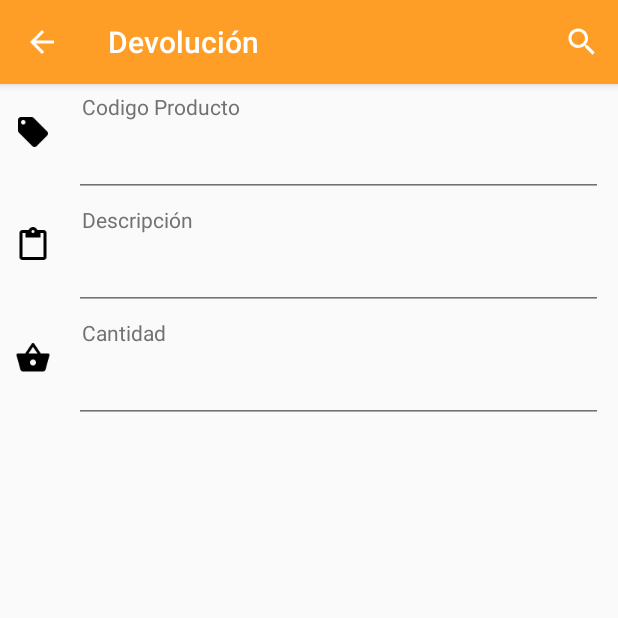
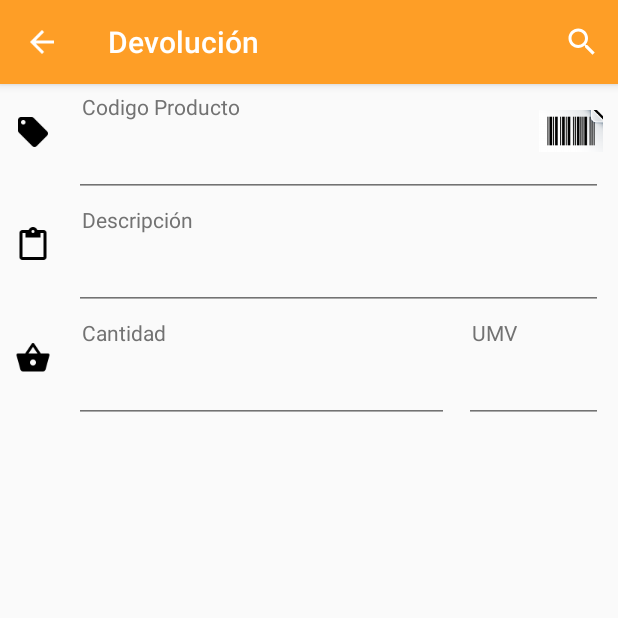
Before and after one commit to vicchiam/Devoluciones, an Android app: the DevolucionActivity screen opened directly, with no data from a screen before it, after a tap on "NUEVA LINEA", on a phone screen of 412 x 824 dp, the top half of it. Run offline under Robolectric (Android 15) with nearby library versions, the phone set to English and light mode, and no system bars; libraries missing offline, so code that uses them is left out: com.google.zxing.integration.

Commit message:
Autocompletar articulo, boton barcode

```diff
--- a/app/src/main/java/com/pcs/vicchiam/devoluciones/bbdd/ArticuloDB.java
+++ b/app/src/main/java/com/pcs/vicchiam/devoluciones/bbdd/ArticuloDB.java
@@ -91,6 +91,11 @@ public class ArticuloDB extends SQLiteOpenHelper{
         db.replace(TABLE_NAME_ARTICULO,null,cv);
     }
 
+    public void eliminar(int codigo){
+        SQLiteDatabase db=this.getWritableDatabase();
+        db.delete(TABLE_NAME_ARTICULO,"codigo="+codigo,null);
+    }
+
 
     private List<Articulo> prepararListado(Cursor cursor){
         List<Articulo> list=new ArrayList<>();
--- a/app/src/main/java/com/pcs/vicchiam/devoluciones/bbdd/ClienteDB.java
+++ b/app/src/main/java/com/pcs/vicchiam/devoluciones/bbdd/ClienteDB.java
@@ -124,6 +124,11 @@ public class ClienteDB extends SQLiteOpenHelper {
         db.replace(TABLE_NAME_CLIENTE,null,cv);
     }
 
+    public void eliminar(int codigo){
+        SQLiteDatabase db=this.getWritableDatabase();
+        db.delete(TABLE_NAME_CLIENTE,"codigo="+codigo,null);
+    }
+
     /**
      * Makes a list of customers
      * @param cursor
--- a/app/src/main/java/com/pcs/vicchiam/devoluciones/fragments/LineaFragment.java
+++ b/app/src/main/java/com/pcs/vicchiam/devoluciones/fragments/LineaFragment.java
@@ -1,13 +1,16 @@
 package com.pcs.vicchiam.devoluciones.fragments;
 
+import android.content.Context;
+import android.content.pm.ActivityInfo;
+import android.os.Bundle;
 import android.support.v4.app.Fragment;
-import android.content.Context;
-import android.os.Bundle;
 import android.view.LayoutInflater;
 import android.view.View;
 import android.view.ViewGroup;
 import android.widget.EditText;
+import android.widget.ImageButton;
 
+import com.google.zxing.integration.android.IntentIntegrator;
 import com.pcs.vicchiam.devoluciones.DevolucionActivity;
 import com.pcs.vicchiam.devoluciones.R;
 
@@ -16,7 +19,9 @@ import com.pcs.vicchiam.devoluciones.R;
  */
 public class LineaFragment extends Fragment {
 
-    private DevolucionActivity activity;
+    private DevolucionActivity self;
+    private EditText editCodigo, editNombre, editUmv;
+    private ImageButton imgButtonBarcode;
 
     public static LineaFragment newInstance(Bundle arguments){
         LineaFragment lf=new LineaFragment();
@@ -32,7 +37,7 @@ public class LineaFragment extends Fragment {
     public void onAttach(Context context) {
         super.onAttach(context);
         if(context instanceof DevolucionActivity){
-            activity=(DevolucionActivity) context;
+            self=(DevolucionActivity) context;
         }
     }
 
@@ -44,13 +49,31 @@ public class LineaFragment extends Fragment {
     @Override
     public View onCreateView(LayoutInflater inflater, ViewGroup container, Bundle savedInstanceState){
         View view=inflater.inflate(R.layout.linea_fragment,container,false);
+        editCodigo=(EditText)view.findViewById(R.id.edit_codigo_art);
+        editNombre=(EditText)view.findViewById(R.id.edit_descr_art);
+        editUmv=(EditText)view.findViewById(R.id.edit_umv_art);
+        imgButtonBarcode=(ImageButton)view.findViewById(R.id.imgbtn_barcode_art);
+        imgButtonBarcode.setOnClickListener(new View.OnClickListener() {
+            @Override
+            public void onClick(View v) {
+                IntentIntegrator integrator = new IntentIntegrator(self);
+                integrator.setOrientation(ActivityInfo.SCREEN_ORIENTATION_PORTRAIT);
+                integrator.initiateScan();
+            }
+        });
         return view;
     }
 
     @Override
     public void onDetach() {
-        activity = null;
+        self = null;
         super.onDetach();
     }
 
+    public void actualizarLinea(String codigo, String nombre, String umv){
+        editCodigo.setText(codigo);
+        editNombre.setText(nombre);
+        editUmv.setText(umv);
+    }
+
 }
--- a/app/src/main/java/com/pcs/vicchiam/devoluciones/utilidades/Conexion.java
+++ b/app/src/main/java/com/pcs/vicchiam/devoluciones/utilidades/Conexion.java
@@ -73,6 +73,11 @@ public class Conexion extends AsyncTask<HashMap<String,String>,Void,String>{
     @Override
     protected void onPostExecute(final String respuesta){
         if (dialog.isShowing()) {
+            try {
+                Thread.sleep(1000);
+            } catch (InterruptedException e) {
+                e.printStackTrace();
+            }
             dialog.dismiss();
         }
         //The method of the interface RespuestaServidor, need type and response
--- a/app/src/main/java/com/pcs/vicchiam/devoluciones/utilidades/Utilidades.java
+++ b/app/src/main/java/com/pcs/vicchiam/devoluciones/utilidades/Utilidades.java
@@ -29,11 +29,16 @@ public class Utilidades {
     public static final int TIPO_ADVERTENCIA_CONFIGURACION=1;
 
     //Connection
+    public static final int ERROR_BASE_DATOS=-2;
     public static final int ERROR_CONEXION=-1;
     public static final int OBTENER_CLIENTES_NUEVO=1;
     public static final int OBTENER_CLIENTES_ACTUALIZAR=2;
     public static final int OBTENER_ARTICULOS_NUEVO=3;
     public static final int OBTENER_ARTICULOS_ACTUALIZAR=4;
+    public static final int FINALIZAR_CLIENTES_NUEVO=5;
+    public static final int FINALIZAR_CLIENTES_ACTUALIZAR=6;
+    public static final int FINALIZAR_ARTICULOS=7;
+
 
     //AsyncDatabaseType
     public static final int CLIENTE=0;
--- a/app/src/main/res/layout/linea_fragment.xml
+++ b/app/src/main/res/layout/linea_fragment.xml
@@ -11,7 +11,7 @@
         android:layout_height="wrap_content">
 
         <ImageView
-            android:id="@+id/img_codigo_pr"
+            android:id="@+id/img_codigo_art"
             android:layout_width="wrap_content"
             android:layout_height="wrap_content"
             android:paddingTop="20dp"
@@ -22,24 +22,34 @@
             android:src="@drawable/ic_local_offer_black_24dp"/>
 
         <TextView
-            android:id="@+id/lbl_codigo_pr"
+            android:id="@+id/lbl_codigo_art"
             android:layout_width="match_parent"
             android:layout_height="wrap_content"
             android:padding="5dp"
-            android:layout_toRightOf="@+id/img_codigo_pr"
+            android:layout_toRightOf="@+id/img_codigo_art"
             android:textAppearance="?android:attr/textAppearanceSmall"
             android:textColor="@color/my_secondary_text"
             android:text="@string/linea_codigo"/>
 
         <EditText
-            android:id="@+id/edit_codigo_pr"
+            android:id="@+id/edit_codigo_art"
             android:layout_width="match_parent"
             android:layout_height="wrap_content"
             android:inputType="number"
             android:textColor="@color/my_primary_text"
             android:layout_marginRight="10dp"
-            android:layout_toRightOf="@+id/img_codigo_pr"
-            android:layout_below="@+id/lbl_codigo_pr"/>
+            android:layout_toRightOf="@+id/img_codigo_art"
+            android:layout_below="@+id/lbl_codigo_art"/>
+
+        <ImageButton
+            android:id="@+id/imgbtn_barcode_art"
+            android:layout_width="wrap_content"
+            android:layout_height="wrap_content"
+            android:layout_alignParentRight="true"
+            android:padding="2dp"
+            android:src="@drawable/ic_barcode"
+            android:layout_margin="5dp"
+            android:background="@android:color/transparent"/>
 
     </RelativeLayout>
 
@@ -48,7 +58,7 @@
         android:layout_height="wrap_content">
 
         <ImageView
-            android:id="@+id/img_descr"
+            android:id="@+id/img_descr_art"
             android:layout_width="wrap_content"
             android:layout_height="wrap_content"
             android:paddingTop="20dp"
@@ -59,32 +69,38 @@
             android:src="@drawable/ic_content_paste_black_24dp"/>
 
         <TextView
-            android:id="@+id/lbl_descr"
+            android:id="@+id/lbl_descr_art"
             android:layout_width="match_parent"
             android:layout_height="wrap_content"
             android:padding="5dp"
-            android:layout_toRightOf="@+id/img_descr"
+            android:layout_toRightOf="@+id/img_descr_art"
             android:textAppearance="?android:attr/textAppearanceSmall"
             android:textColor="@color/my_secondary_text"
             android:text="@string/linea_descripcion"/>
 
         <EditText
-            android:id="@+id/edit_descr"
+            android:id="@+id/edit_descr_art"
             android:layout_width="match_parent"
             android:layout_height="wrap_content"
             android:textColor="@color/my_primary_text"
             android:layout_marginRight="10dp"
-            android:layout_toRightOf="@+id/img_descr"
-            android:layout_below="@+id/lbl_descr"/>
+            android:layout_toRightOf="@+id/img_descr_art"
+            android:layout_below="@+id/lbl_descr_art"/>
 
     </RelativeLayout>
 
+    <LinearLayout
+        android:layout_width="match_parent"
+        android:layout_height="wrap_content"
+        android:orientation="horizontal">
+
         <RelativeLayout
-        android:layout_width="match_parent"
-        android:layout_height="wrap_content">
+            android:layout_width="wrap_content"
+            android:layout_height="wrap_content"
+            android:layout_weight="1">
 
             <ImageView
-            android:id="@+id/img_cantidad"
+                android:id="@+id/img_cantidad_art"
                 android:layout_width="wrap_content"
                 android:layout_height="wrap_content"
                 android:paddingTop="20dp"
@@ -95,25 +111,53 @@
                 android:src="@drawable/ic_shopping_basket_black_24dp"/>
 
             <TextView
-            android:id="@+id/lbl_cantidad"
-            android:layout_width="match_parent"
+                android:id="@+id/lbl_cantidad_art"
+                android:layout_width="wrap_content"
                 android:layout_height="wrap_content"
                 android:padding="5dp"
-            android:layout_toRightOf="@+id/img_cantidad"
+                android:layout_toRightOf="@+id/img_cantidad_art"
                 android:textAppearance="?android:attr/textAppearanceSmall"
                 android:textColor="@color/my_secondary_text"
                 android:text="@string/linea_cantidad"/>
 
             <EditText
-            android:id="@+id/edit_cantidad"
+                android:id="@+id/edit_cantidad_art"
                 android:layout_width="match_parent"
                 android:layout_height="wrap_content"
                 android:inputType="number"
                 android:textColor="@color/my_primary_text"
                 android:layout_marginRight="10dp"
-            android:layout_toRightOf="@+id/img_cantidad"
-            android:layout_below="@+id/lbl_cantidad"/>
+                android:layout_toRightOf="@+id/img_cantidad_art"
+                android:layout_below="@+id/lbl_cantidad_art"/>
+
+        </RelativeLayout>
+
+        <RelativeLayout
+            android:layout_width="wrap_content"
+            android:layout_height="wrap_content"
+            android:layout_weight="3">
+
+            <TextView
+                android:id="@+id/lbl_umv_art"
+                android:layout_width="wrap_content"
+                android:layout_height="wrap_content"
+                android:padding="5dp"
+                android:textAppearance="?android:attr/textAppearanceSmall"
+                android:textColor="@color/my_secondary_text"
+                android:text="@string/linea_umv"/>
+
+            <EditText
+                android:id="@+id/edit_umv_art"
+                android:layout_width="match_parent"
+                android:layout_height="wrap_content"
+                android:inputType="number"
+                android:textColor="@color/my_primary_text"
+                android:layout_marginRight="10dp"
+                android:layout_below="@+id/lbl_umv_art"/>
 
         </RelativeLayout>
 
     </LinearLayout>
+
+
+</LinearLayout>
--- a/app/src/main/res/values/strings.xml
+++ b/app/src/main/res/values/strings.xml
@@ -26,6 +26,7 @@
     <string name="no_servicio_pref">No se ha indicado ningún servicio, ve a configuración</string>
     <string name="no_wifi_conn">No se ha podido conectar a la red Wifi indicada: %1$s</string>
     <string name="conn_err">Error al conectar con el servidor intentelo más tarde</string>
+    <string name="database_err">Error en la base de datos</string>
 
     <!-- PROGRESO ****************************************************************************** -->
     <string name="progress_title">Espere</string>
@@ -40,9 +41,14 @@
     <string name="linea_codigo">Codigo Producto</string>
     <string name="linea_descripcion">Descripción</string>
     <string name="linea_cantidad">Cantidad</string>
+    <string name="linea_umv">UMV</string>
 
     <!-- BUSCAR********************************************************************************* -->
     <string name="buscar">Buscar</string>
 
+    <!-- SNAKE********************************************************************************** -->
+    <string name="num_clientes">Numero de clientes: %1$s</string>
+    <string name="num_articulos">Número de articulos: %1$s</string>
+
 
 </resources>
```
Also changed, not shown: app/src/main/java/com/pcs/vicchiam/devoluciones/DevolucionActivity.java (+28 -3 lines), app/src/main/java/com/pcs/vicchiam/devoluciones/bbdd/DBAsyncTask.java (+29 -9 lines), app/src/main/java/com/pcs/vicchiam/devoluciones/utilidades/Logica.java (+49 -27 lines), app/src/main/res/drawable-hdpi/ic_barcode.png (added), app/src/main/res/drawable-mdpi/ic_barcode.png (added), app/src/main/res/drawable-xhdpi/ic_barcode.png (added). Lines whose indentation alone changed are shown as unchanged.
